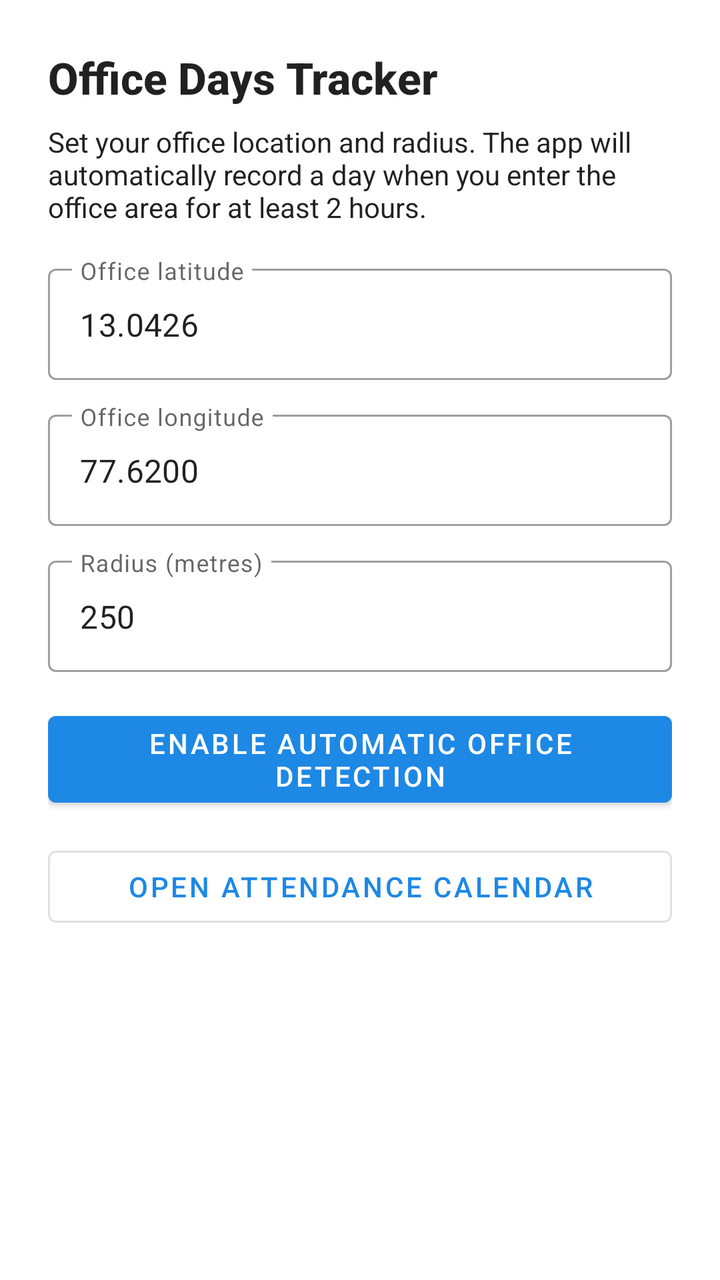
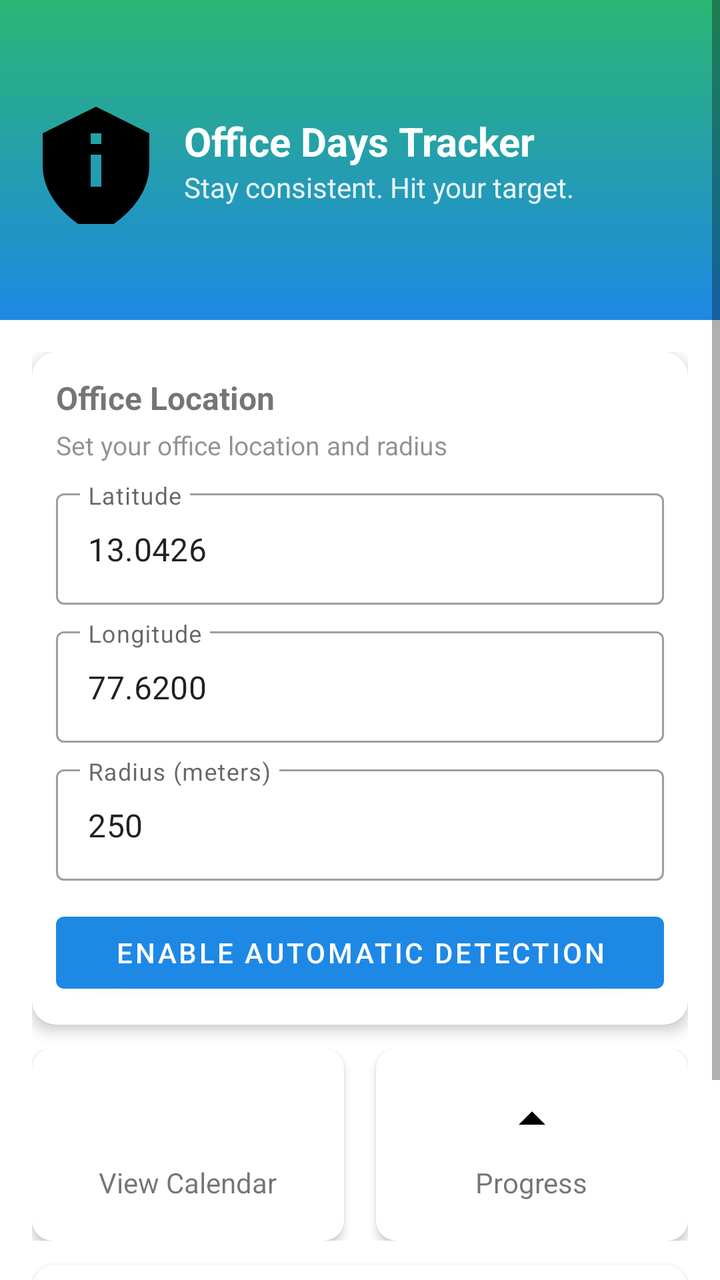

Compare the two renders of this Android layout. The source of the first and the diff that turns it into the second are given below.
<!-- AndroidManifest.xml: application theme Theme.OfficeDaysTracker -->
<!-- res/layout/activity_main.xml -->
<?xml version="1.0" encoding="utf-8"?>
<LinearLayout xmlns:android="http://schemas.android.com/apk/res/android"
    xmlns:app="http://schemas.android.com/apk/res-auto"
    xmlns:tools="http://schemas.android.com/tools"
    android:layout_width="match_parent"
    android:layout_height="match_parent"
    android:orientation="vertical"
    android:padding="24dp"
    android:background="?android:attr/colorBackground"
    tools:context=".MainActivity">

    <TextView
        android:id="@+id/tvTitle"
        android:layout_width="match_parent"
        android:layout_height="wrap_content"
        android:text="Office Days Tracker"
        android:textAppearance="@style/TextAppearance.AppCompat.Title"
        android:textSize="22sp"
        android:textStyle="bold"
        android:paddingBottom="8dp" />

    <TextView
        android:id="@+id/tvInfo"
        android:layout_width="match_parent"
        android:layout_height="wrap_content"
        android:text="Set your office location and radius. The app will automatically record a day when you enter the office area for at least 2 hours."
        android:textAppearance="@style/TextAppearance.AppCompat.Body1"
        android:textSize="14sp"
        android:paddingBottom="16dp" />

    <com.google.android.material.textfield.TextInputLayout
        android:layout_width="match_parent"
        android:layout_height="wrap_content"
        android:hint="Office latitude"
        style="@style/Widget.MaterialComponents.TextInputLayout.OutlinedBox"
        android:layout_marginBottom="12dp">

        <com.google.android.material.textfield.TextInputEditText
            android:id="@+id/etLat"
            android:layout_width="match_parent"
            android:layout_height="wrap_content"
            android:inputType="numberDecimal"
            android:text="13.0426" />
    </com.google.android.material.textfield.TextInputLayout>

    <com.google.android.material.textfield.TextInputLayout
        android:layout_width="match_parent"
        android:layout_height="wrap_content"
        android:hint="Office longitude"
        style="@style/Widget.MaterialComponents.TextInputLayout.OutlinedBox"
        android:layout_marginBottom="12dp">

        <com.google.android.material.textfield.TextInputEditText
            android:id="@+id/etLon"
            android:layout_width="match_parent"
            android:layout_height="wrap_content"
            android:inputType="numberDecimal"
            android:text="77.6200" />
    </com.google.android.material.textfield.TextInputLayout>

    <com.google.android.material.textfield.TextInputLayout
        android:layout_width="match_parent"
        android:layout_height="wrap_content"
        android:hint="Radius (metres)"
        style="@style/Widget.MaterialComponents.TextInputLayout.OutlinedBox"
        android:layout_marginBottom="16dp">

        <com.google.android.material.textfield.TextInputEditText
            android:id="@+id/etRadius"
            android:layout_width="match_parent"
            android:layout_height="wrap_content"
            android:inputType="number"
            android:text="250" />
    </com.google.android.material.textfield.TextInputLayout>

    <com.google.android.material.button.MaterialButton
        android:id="@+id/btnSet"
        android:layout_width="match_parent"
        android:layout_height="wrap_content"
        android:text="Enable automatic office detection"
        style="@style/Widget.MaterialComponents.Button"
        android:layout_marginBottom="12dp" />

    <com.google.android.material.button.MaterialButton
        android:id="@+id/btnManual"
        android:layout_width="match_parent"
        android:layout_height="wrap_content"
        android:text="Open attendance calendar"
        style="@style/Widget.MaterialComponents.Button.OutlinedButton"
        android:layout_marginBottom="16dp" />

    <TextView
        android:id="@+id/tvStatus"
        android:layout_width="match_parent"
        android:layout_height="wrap_content"
        android:text=""
        android:textAppearance="@style/TextAppearance.AppCompat.Body2"
        android:textColor="?android:attr/textColorSecondary" />

</LinearLayout>
<!-- resources referenced by this layout -->
<resources>
  <style name="Theme.OfficeDaysTracker" parent="Theme.MaterialComponents.DayNight.NoActionBar">
          <item name="colorPrimary">@color/primary</item>
          <item name="colorOnPrimary">@color/onPrimary</item>
          <item name="colorSecondary">@color/secondary</item>
          <item name="colorOnSecondary">@color/onSecondary</item>
          <item name="android:statusBarColor">@color/primaryDark</item>
          <item name="android:navigationBarColor">@color/surface</item>
          <item name="materialButtonStyle">@style/Widget.MaterialComponents.Button</item>
      </style>
  <color name="primary">#1E88E5</color>
  <color name="onPrimary">#FFFFFF</color>
  <color name="secondary">#26A69A</color>
  <color name="onSecondary">#000000</color>
  <color name="primaryDark">#1565C0</color>
  <color name="surface">#FFFFFF</color>
</resources>

<!-- the commit's change to res/layout/activity_main.xml (unified diff, before → after) -->
@@ -1,100 +1,302 @@
 <?xml version="1.0" encoding="utf-8"?>
-<LinearLayout xmlns:android="http://schemas.android.com/apk/res/android"
+<ScrollView xmlns:android="http://schemas.android.com/apk/res/android"
     xmlns:app="http://schemas.android.com/apk/res-auto"
     xmlns:tools="http://schemas.android.com/tools"
     android:layout_width="match_parent"
     android:layout_height="match_parent"
-    android:orientation="vertical"
-    android:padding="24dp"
-    android:background="?android:attr/colorBackground"
+    android:background="@color/background"
     tools:context=".MainActivity">
 
-    <TextView
-        android:id="@+id/tvTitle"
+    <LinearLayout
         android:layout_width="match_parent"
         android:layout_height="wrap_content"
-        android:text="Office Days Tracker"
-        android:textAppearance="@style/TextAppearance.AppCompat.Title"
-        android:textSize="22sp"
-        android:textStyle="bold"
-        android:paddingBottom="8dp" />
-
-    <TextView
-        android:id="@+id/tvInfo"
-        android:layout_width="match_parent"
-        android:layout_height="wrap_content"
-        android:text="Set your office location and radius. The app will automatically record a day when you enter the office area for at least 2 hours."
-        android:textAppearance="@style/TextAppearance.AppCompat.Body1"
-        android:textSize="14sp"
-        android:paddingBottom="16dp" />
-
-    <com.google.android.material.textfield.TextInputLayout
-        android:layout_width="match_parent"
-        android:layout_height="wrap_content"
-        android:hint="Office latitude"
-        style="@style/Widget.MaterialComponents.TextInputLayout.OutlinedBox"
-        android:layout_marginBottom="12dp">
-
-        <com.google.android.material.textfield.TextInputEditText
-            android:id="@+id/etLat"
+        android:orientation="vertical">
+
+        
+        <FrameLayout
+            android:layout_width="match_parent"
+            android:layout_height="160dp"
+            android:background="@drawable/header_bg">
+
+            <LinearLayout
+                android:layout_width="match_parent"
+                android:layout_height="match_parent"
+                android:orientation="horizontal"
+                android:padding="16dp">
+
+                <ImageView
+                    android:id="@+id/ivAppIcon"
+                    android:layout_width="64dp"
+                    android:layout_height="64dp"
+                    android:src="@drawable/ic_location_pin"
+                    android:contentDescription="App icon"
+                    android:layout_gravity="center_vertical"
+                    android:background="@android:color/transparent" />
+
+                <LinearLayout
+                    android:layout_width="0dp"
+                    android:layout_height="match_parent"
+                    android:layout_weight="1"
+                    android:orientation="vertical"
+                    android:gravity="center_vertical"
+                    android:paddingStart="12dp">
+
+                    <TextView
+                        android:id="@+id/tvHeaderTitle"
+                        android:layout_width="wrap_content"
+                        android:layout_height="wrap_content"
+                        android:text="Office Days Tracker"
+                        android:textColor="@color/onPrimary"
+                        android:textSize="20sp"
+                        android:textStyle="bold" />
+
+                    <TextView
+                        android:id="@+id/tvHeaderSubtitle"
+                        android:layout_width="wrap_content"
+                        android:layout_height="wrap_content"
+                        android:text="Stay consistent. Hit your target."
+                        android:textColor="@color/onPrimary"
+                        android:textSize="14sp"
+                        android:alpha="0.9" />
+                </LinearLayout>
+
+            </LinearLayout>
+        </FrameLayout>
+
+        <LinearLayout
             android:layout_width="match_parent"
             android:layout_height="wrap_content"
-            android:inputType="numberDecimal"
-            android:text="13.0426" />
-    </com.google.android.material.textfield.TextInputLayout>
-
-    <com.google.android.material.textfield.TextInputLayout
-        android:layout_width="match_parent"
-        android:layout_height="wrap_content"
-        android:hint="Office longitude"
-        style="@style/Widget.MaterialComponents.TextInputLayout.OutlinedBox"
-        android:layout_marginBottom="12dp">
-
-        <com.google.android.material.textfield.TextInputEditText
-            android:id="@+id/etLon"
+            android:orientation="vertical"
+            android:padding="16dp">
+
+            <com.google.android.material.card.MaterialCardView
+                android:layout_width="match_parent"
+                android:layout_height="wrap_content"
+                app:cardCornerRadius="12dp"
+                app:cardElevation="4dp"
+                android:layout_marginBottom="12dp">
+
+                <LinearLayout
+                    android:layout_width="match_parent"
+                    android:layout_height="wrap_content"
+                    android:orientation="vertical"
+                    android:padding="12dp">
+
+                    <TextView
+                        android:layout_width="wrap_content"
+                        android:layout_height="wrap_content"
+                        android:text="Office Location"
+                        android:textStyle="bold"
+                        android:textSize="16sp" />
+
+                    <TextView
+                        android:layout_width="wrap_content"
+                        android:layout_height="wrap_content"
+                        android:text="Set your office location and radius"
+                        android:textSize="13sp"
+                        android:alpha="0.8"
+                        android:layout_marginTop="4dp" />
+
+                    <com.google.android.material.textfield.TextInputLayout
+                        android:layout_width="match_parent"
+                        android:layout_height="wrap_content"
+                        android:hint="Latitude"
+                        style="@style/Widget.MaterialComponents.TextInputLayout.OutlinedBox"
+                        android:layout_marginTop="10dp">
+
+                        <com.google.android.material.textfield.TextInputEditText
+                            android:id="@+id/etLat"
+                            android:layout_width="match_parent"
+                            android:layout_height="wrap_content"
+                            android:inputType="numberDecimal"
+                            android:text="13.0426" />
+                    </com.google.android.material.textfield.TextInputLayout>
+
+                    <com.google.android.material.textfield.TextInputLayout
+                        android:layout_width="match_parent"
+                        android:layout_height="wrap_content"
+                        android:hint="Longitude"
+                        style="@style/Widget.MaterialComponents.TextInputLayout.OutlinedBox"
+                        android:layout_marginTop="8dp">
+
+                        <com.google.android.material.textfield.TextInputEditText
+                            android:id="@+id/etLon"
+                            android:layout_width="match_parent"
+                            android:layout_height="wrap_content"
+                            android:inputType="numberDecimal"
+                            android:text="77.6200" />
+                    </com.google.android.material.textfield.TextInputLayout>
+
+                    <com.google.android.material.textfield.TextInputLayout
+                        android:layout_width="match_parent"
+                        android:layout_height="wrap_content"
+                        android:hint="Radius (meters)"
+                        style="@style/Widget.MaterialComponents.TextInputLayout.OutlinedBox"
+                        android:layout_marginTop="8dp">
+
+                        <com.google.android.material.textfield.TextInputEditText
+                            android:id="@+id/etRadius"
+                            android:layout_width="match_parent"
+                            android:layout_height="wrap_content"
+                            android:inputType="number"
+                            android:text="250" />
+                    </com.google.android.material.textfield.TextInputLayout>
+
+                    <com.google.android.material.button.MaterialButton
+                        android:id="@+id/btnSet"
+                        android:layout_width="match_parent"
+                        android:layout_height="wrap_content"
+                        android:text="ENABLE AUTOMATIC DETECTION"
+                        android:textAllCaps="true"
+                        android:layout_marginTop="12dp"
+                        style="@style/Widget.MaterialComponents.Button" />
+
+                </LinearLayout>
+            </com.google.android.material.card.MaterialCardView>
+
+            
+            <LinearLayout
+                android:layout_width="match_parent"
+                android:layout_height="wrap_content"
+                android:orientation="horizontal"
+                android:weightSum="2"
+                android:layout_marginBottom="12dp">
+
+                <com.google.android.material.card.MaterialCardView
+                    android:layout_width="0dp"
+                    android:layout_height="96dp"
+                    android:layout_weight="1"
+                    app:cardCornerRadius="10dp"
+                    app:cardElevation="3dp"
+                    android:layout_marginEnd="8dp">
+
+                    <LinearLayout
+                        android:layout_width="match_parent"
+                        android:layout_height="match_parent"
+                        android:orientation="vertical"
+                        android:gravity="center"
+                        android:padding="8dp">
+
+                        <ImageView
+                            android:layout_width="32dp"
+                            android:layout_height="32dp"
+                            android:src="@drawable/ic_calendar"
+                            android:contentDescription="Calendar" />
+
+                        <TextView
+                            android:id="@+id/btnViewCalendar"
+                            android:layout_width="wrap_content"
+                            android:layout_height="wrap_content"
+                            android:text="View Calendar"
+                            android:textSize="14sp"
+                            android:layout_marginTop="6dp" />
+
+                    </LinearLayout>
+                </com.google.android.material.card.MaterialCardView>
+
+                <com.google.android.material.card.MaterialCardView
+                    android:layout_width="0dp"
+                    android:layout_height="96dp"
+                    android:layout_weight="1"
+                    app:cardCornerRadius="10dp"
+                    app:cardElevation="3dp"
+                    android:layout_marginStart="8dp">
+
+                    <LinearLayout
+                        android:layout_width="match_parent"
+                        android:layout_height="match_parent"
+                        android:orientation="vertical"
+                        android:gravity="center"
+                        android:padding="8dp">
+
+                        <ImageView
+                            android:layout_width="32dp"
+                            android:layout_height="32dp"
+                            android:src="@drawable/ic_progress"
+                            android:contentDescription="Progress" />
+
+                        <TextView
+                            android:id="@+id/btnProgress"
+                            android:layout_width="wrap_content"
+                            android:layout_height="wrap_content"
+                            android:text="Progress"
+                            android:textSize="14sp"
+                            android:layout_marginTop="6dp" />
+
+                    </LinearLayout>
+                </com.google.android.material.card.MaterialCardView>
+
+            </LinearLayout>
+
+            
+            <com.google.android.material.card.MaterialCardView
+                android:layout_width="match_parent"
+                android:layout_height="wrap_content"
+                app:cardCornerRadius="12dp"
+                app:cardElevation="4dp"
+                android:layout_marginBottom="16dp">
+
+                <LinearLayout
+                    android:layout_width="match_parent"
+                    android:layout_height="wrap_content"
+                    android:orientation="vertical"
+                    android:padding="12dp">
+
+                    <TextView
+                        android:layout_width="wrap_content"
+                        android:layout_height="wrap_content"
+                        android:text="Quarterly Progress"
+                        android:textStyle="bold"
+                        android:textSize="16sp" />
+
+                    <LinearLayout
+                        android:layout_width="match_parent"
+                        android:layout_height="wrap_content"
+                        android:orientation="horizontal"
+                        android:gravity="center_vertical"
+                        android:paddingTop="8dp">
+
+                        <TextView
+                            android:id="@+id/tvOfficeDays"
+                            android:layout_width="0dp"
+                            android:layout_height="wrap_content"
+                            android:layout_weight="1"
+                            android:text="8 / 24 Days"
+                            android:textSize="18sp"
+                            android:textStyle="bold" />
+
+                        <TextView
+                            android:id="@+id/tvRemaining"
+                            android:layout_width="wrap_content"
+                            android:layout_height="wrap_content"
+                            android:text="16 Days remaining"
+                            android:textSize="14sp"
+                            android:alpha="0.9" />
+
+                    </LinearLayout>
+
+                    <ProgressBar
+                        android:id="@+id/progressQuarter"
+                        style="?android:attr/progressBarStyleHorizontal"
+                        android:layout_width="match_parent"
+                        android:layout_height="8dp"
+                        android:progress="33"
+                        android:layout_marginTop="8dp"
+                        android:indeterminate="false" />
+
+                </LinearLayout>
+            </com.google.android.material.card.MaterialCardView>
+
+        </LinearLayout>
+
+        <com.google.android.material.bottomnavigation.BottomNavigationView
+            android:id="@+id/bottomNav"
             android:layout_width="match_parent"
             android:layout_height="wrap_content"
-            android:inputType="numberDecimal"
-            android:text="77.6200" />
-    </com.google.android.material.textfield.TextInputLayout>
-
-    <com.google.android.material.textfield.TextInputLayout
-        android:layout_width="match_parent"
-        android:layout_height="wrap_content"
-        android:hint="Radius (metres)"
-        style="@style/Widget.MaterialComponents.TextInputLayout.OutlinedBox"
-        android:layout_marginBottom="16dp">
-
-        <com.google.android.material.textfield.TextInputEditText
-            android:id="@+id/etRadius"
-            android:layout_width="match_parent"
-            android:layout_height="wrap_content"
-            android:inputType="number"
-            android:text="250" />
-    </com.google.android.material.textfield.TextInputLayout>
-
-    <com.google.android.material.button.MaterialButton
-        android:id="@+id/btnSet"
-        android:layout_width="match_parent"
-        android:layout_height="wrap_content"
-        android:text="Enable automatic office detection"
-        style="@style/Widget.MaterialComponents.Button"
-        android:layout_marginBottom="12dp" />
-
-    <com.google.android.material.button.MaterialButton
-        android:id="@+id/btnManual"
-        android:layout_width="match_parent"
-        android:layout_height="wrap_content"
-        android:text="Open attendance calendar"
-        style="@style/Widget.MaterialComponents.Button.OutlinedButton"
-        android:layout_marginBottom="16dp" />
-
-    <TextView
-        android:id="@+id/tvStatus"
-        android:layout_width="match_parent"
-        android:layout_height="wrap_content"
-        android:text=""
-        android:textAppearance="@style/TextAppearance.AppCompat.Body2"
-        android:textColor="?android:attr/textColorSecondary" />
-
-</LinearLayout>
+            app:menu="@menu/bottom_nav_menu"
+            android:background="@color/surface"
+            app:itemIconTint="?android:attr/textColorPrimary"
+            app:itemTextColor="?android:attr/textColorPrimary" />
+
+    </LinearLayout>
+</ScrollView>
<!-- resource entries referenced after the edit -->
@@ -1,5 +1,6 @@
 <!-- resources referenced by this layout -->
 <resources>
+  <color name="background">#FFFFFF</color>
   <style name="Theme.OfficeDaysTracker" parent="Theme.MaterialComponents.DayNight.NoActionBar">
           <item name="colorPrimary">@color/primary</item>
           <item name="colorOnPrimary">@color/onPrimary</item>
@@ -15,5 +16,40 @@
   <color name="onSecondary">#000000</color>
   <color name="primaryDark">#1565C0</color>
   <color name="surface">#FFFFFF</color>
+  <!-- drawable header_bg (drawable) -->
+  <?xml version="1.0" encoding="utf-8"?>
+  <shape xmlns:android="http://schemas.android.com/apk/res/android" android:shape="rectangle">
+      <gradient
+          android:startColor="#2BB673"
+          android:endColor="#1E88E5"
+          android:angle="270" />
+  </shape>
+  <!-- drawable ic_calendar (drawable) -->
+  <?xml version="1.0" encoding="utf-8"?>
+  <vector xmlns:android="http://schemas.android.com/apk/res/android"
+      android:width="24dp"
+      android:height="24dp"
+      android:viewportWidth="24"
+      android:viewportHeight="24">
+      <path android:fillColor="#FFFFFFFF" android:pathData="M19 3H5c-1.1 0-2 .9-2 2v14c0 1.1.9 2 2 2h14c1.1 0 2-.9 2-2V5c0-1.1-.9-2-2-2zM12 17c-2.76 0-5-2.24-5-5s2.24-5 5-5 5 2.24 5 5-2.24 5-5 5zM12 9c-1.66 0-3 1.34-3 3s1.34 3 3 3 3-1.34 3-3-1.34-3-3-3z"/>
+  </vector>
+  <!-- drawable ic_location_pin (drawable) -->
+  <?xml version="1.0" encoding="utf-8"?>
+  <vector xmlns:android="http://schemas.android.com/apk/res/android"
+      android:width="24dp"
+      android:height="24dp"
+      android:viewportWidth="24"
+      android:viewportHeight="24">
+      <path android:fillColor="#FF000000" android:pathData="M12 2L2 7v6c0 5 3.58 9.74 10 13 6.42-3.26 10-8 10-13V7l-10-5zM11 11h2v6h-2v-6zM11 7h2v2h-2V7z"/>
+  </vector>
+  <!-- drawable ic_progress (drawable) -->
+  <?xml version="1.0" encoding="utf-8"?>
+  <vector xmlns:android="http://schemas.android.com/apk/res/android"
+      android:width="24dp"
+      android:height="24dp"
+      android:viewportWidth="24"
+      android:viewportHeight="24">
+      <path android:fillColor="#FF000000" android:pathData="M7 14l5-5 5 5H7z"/>
+  </vector>
 </resources>
 
